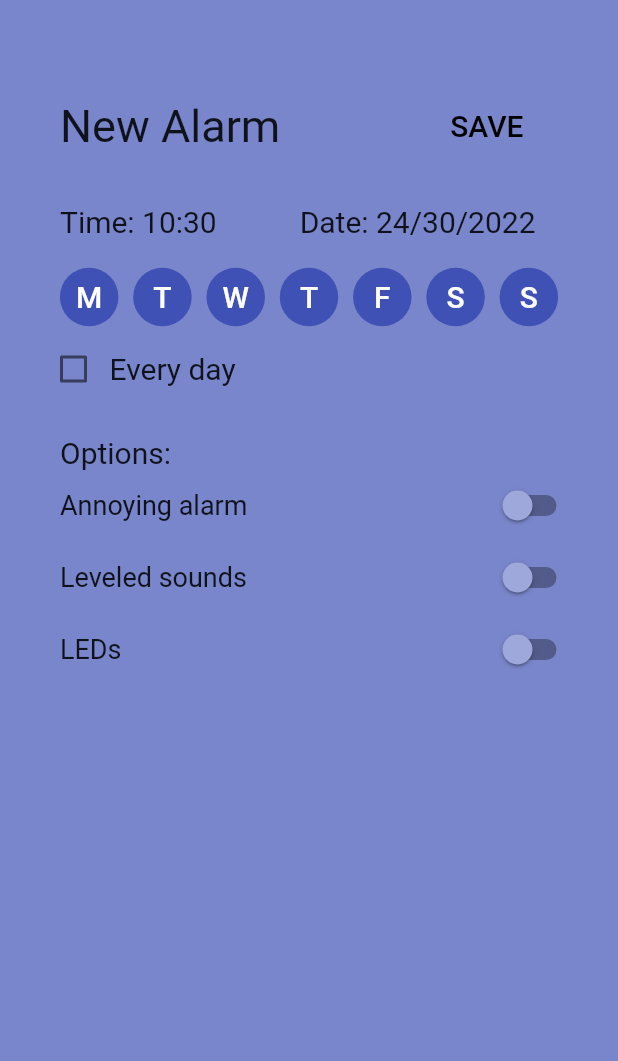
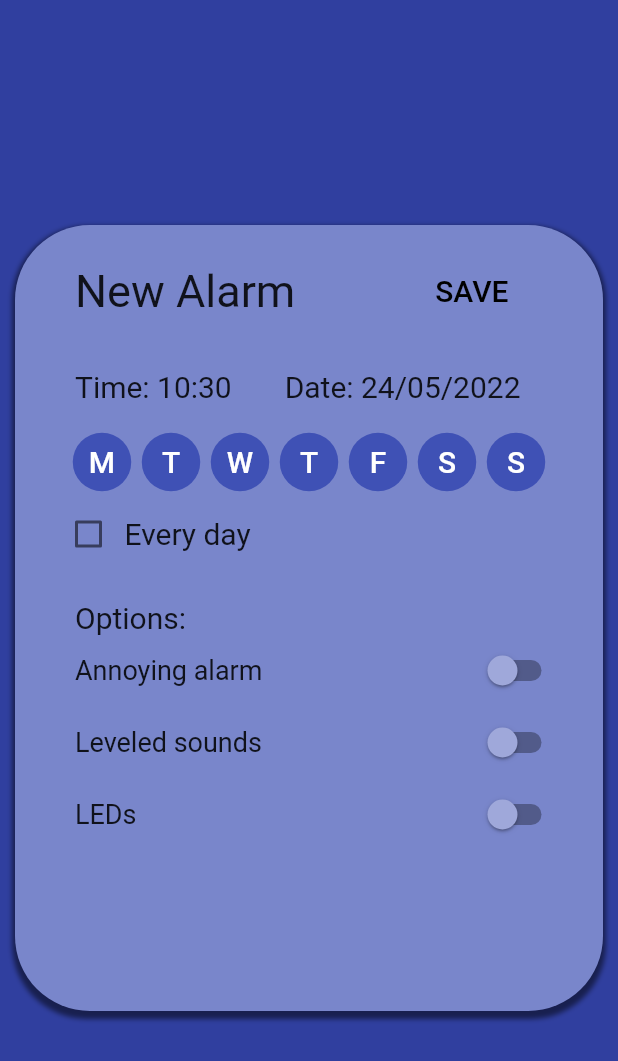
Before and after one commit to peter-tmc/SCMU-proj, a Flutter app: the screen it shows after launch, after a tap on the "add" icon, on a phone screen of 412 x 824 dp. Shown: the top 1061 px of the screen. Run offline on Flutter 3.47's test engine with Material 2 defaults, Android fonts, the phone set to English and light mode, and no system bars; our stand-ins replace shared_preferences.

Commit message:
New Create Alarm Screen and others
- fixed bug where month was current minutes
- checkbox now is turned on when all days are selected

```diff
--- a/mobile_app/lib/screens/alarm-detail.dart
+++ b/mobile_app/lib/screens/alarm-detail.dart
@@ -94,9 +94,27 @@ class _AlarmDetailsState extends State<AlarmDetails> {
         DateFormat.H().format(now) + "H" + DateFormat('mm').format(now);
 
     return Material(
+      color: Colors.indigo[700],
+      child: Align(
+        child: Container(
+          decoration: BoxDecoration(
+            borderRadius: BorderRadius.all(Radius.circular(50)),
             color: Colors.indigo[300],
+            boxShadow: [
+              BoxShadow(
+                color: Colors.black.withOpacity(0.5),
+                spreadRadius: 2,
+                blurRadius: 2,
+                offset: Offset(0, 3), // changes position of shadow
+              ),
+            ],
+          ),
+          width: MediaQuery.of(context).size.width - 20,
+          height: (!allDays)
+              ? MediaQuery.of(context).size.height - 300
+              : MediaQuery.of(context).size.height - 350,
           child: Padding(
-        padding: const EdgeInsets.fromLTRB(20.0, 40.0, 20.0, 0.0),
+            padding: const EdgeInsets.fromLTRB(20.0, 0.0, 20.0, 0.0),
             child: SafeArea(
               child: Column(
                 children: [
@@ -122,8 +140,8 @@ class _AlarmDetailsState extends State<AlarmDetails> {
                               Navigator.pop(context, newAlarm);
                             },
                             child: Text('SAVE',
-                            style:
-                                TextStyle(fontSize: 20.0, color: Colors.black)))
+                                style: TextStyle(
+                                    fontSize: 20.0, color: Colors.black)))
                       ],
                     ),
                   ),
@@ -145,7 +163,8 @@ class _AlarmDetailsState extends State<AlarmDetails> {
                               .isEmpty)
                             Row(
                               children: [
-                            Text("Date: ", style: TextStyle(fontSize: 20.0)),
+                                Text("Date: ",
+                                    style: TextStyle(fontSize: 20.0)),
                                 _editableAlarmDate()
                               ],
                             ),
@@ -153,7 +172,10 @@ class _AlarmDetailsState extends State<AlarmDetails> {
                   ),
                   if (!allDays)
                     Padding(
-                  padding: const EdgeInsets.only(left: DAYSOFTHEWEEK_ALL_PADDING, right: DAYSOFTHEWEEK_ALL_PADDING, top: DAYSOFTHEWEEK_ALL_PADDING),
+                      padding: const EdgeInsets.only(
+                          left: DAYSOFTHEWEEK_ALL_PADDING,
+                          right: DAYSOFTHEWEEK_ALL_PADDING,
+                          top: DAYSOFTHEWEEK_ALL_PADDING),
                       child: Row(
                         children: [
                           _dayOfTheWeekIconButton("M", 0),
@@ -178,8 +200,8 @@ class _AlarmDetailsState extends State<AlarmDetails> {
                               allDays = value!;
                               if (allDays) {
                                 previousState = List.from(daysOfTheWeek);
-                            daysOfTheWeek.setAll(
-                                0, [true, true, true, true, true, true, true]);
+                                daysOfTheWeek.setAll(0,
+                                    [true, true, true, true, true, true, true]);
                               } else {
                                 daysOfTheWeek = List.from(previousState);
                               }
@@ -211,6 +233,8 @@ class _AlarmDetailsState extends State<AlarmDetails> {
                     ),
                   ),
                 ],
+              ),
+            ),
           ),
         ),
       ),
@@ -252,6 +276,9 @@ class _AlarmDetailsState extends State<AlarmDetails> {
         onPressed: () {
           setState(() {
             daysOfTheWeek[currentDay] = !daysOfTheWeek[currentDay];
+            if(daysOfTheWeek.where((element) => element == false).isEmpty){
+              allDays = true;
+            }
           });
         },
         child: Text(
@@ -271,11 +298,11 @@ class _AlarmDetailsState extends State<AlarmDetails> {
                 int.parse(dateOfAlarm.split("/")[2]),
                 int.parse(dateOfAlarm.split("/")[1]),
                 int.parse(dateOfAlarm.split("/")[0])),
-            firstDate: DateTime(2022),
-            lastDate: DateTime(2025),
+            firstDate: DateTime(DateTime.now().year),
+            lastDate: DateTime(DateTime.now().year + 2),
           ) as DateTime;
           setState(() {
-            dateOfAlarm = DateFormat("dd/MM/yyy").format(newDate);
+            dateOfAlarm = DateFormat("dd/MM/yyyy").format(newDate);
           });
         },
         child: Text(dateOfAlarm, style: TextStyle(fontSize: 20.0)));
--- a/mobile_app/lib/screens/layout.dart
+++ b/mobile_app/lib/screens/layout.dart
@@ -146,7 +146,7 @@ class _LayoutState extends State<Layout> {
       floatingActionButton: FloatingActionButton(
         onPressed: ()  async{
           String currentTime = DateFormat.H().format(DateTime.now()) + ":" + DateFormat('mm').format(DateTime.now());
-          String currentDate =  DateFormat('dd/mm/yyyy').format(DateTime.now());
+          String currentDate =  DateFormat('dd/MM/yyyy').format(DateTime.now());
           //TODO MAKE THIS NO DUMB
           Alarm alarm = await Navigator.push(context,  MaterialPageRoute(builder: (context) => AlarmDetails(id: currentId, alarm: Alarm(alarmId: currentId.toString(), time: currentTime, date: currentDate),)));
           globals.alarmsList.add(alarm);
```
Lines whose indentation alone changed are shown as unchanged.
